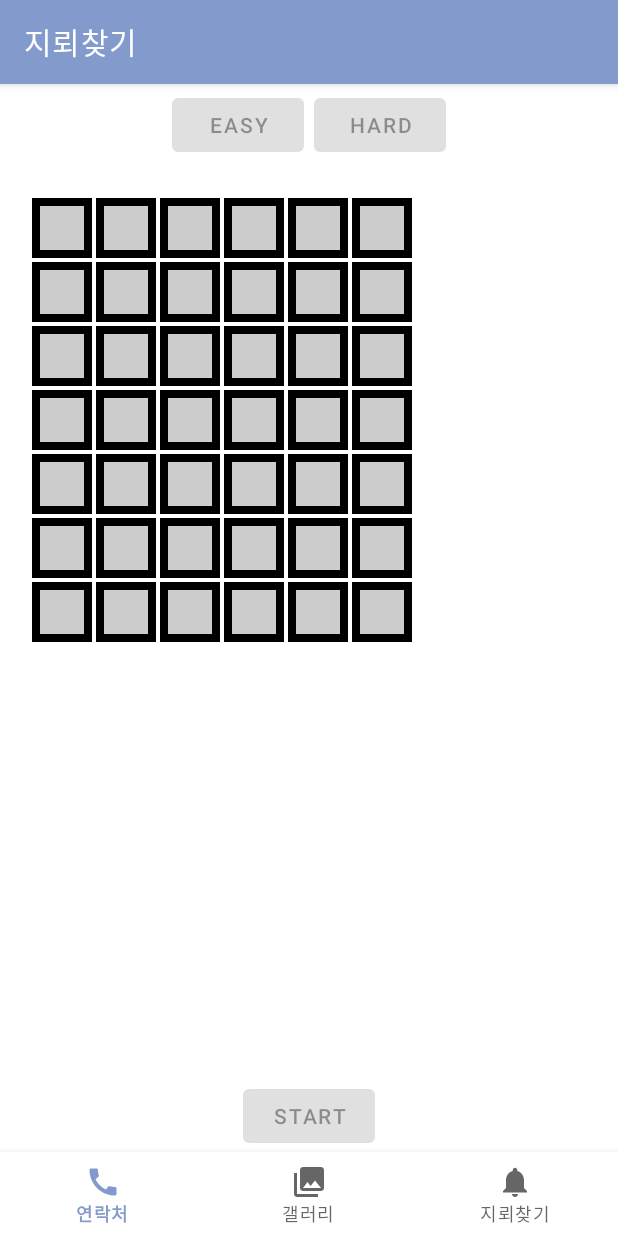
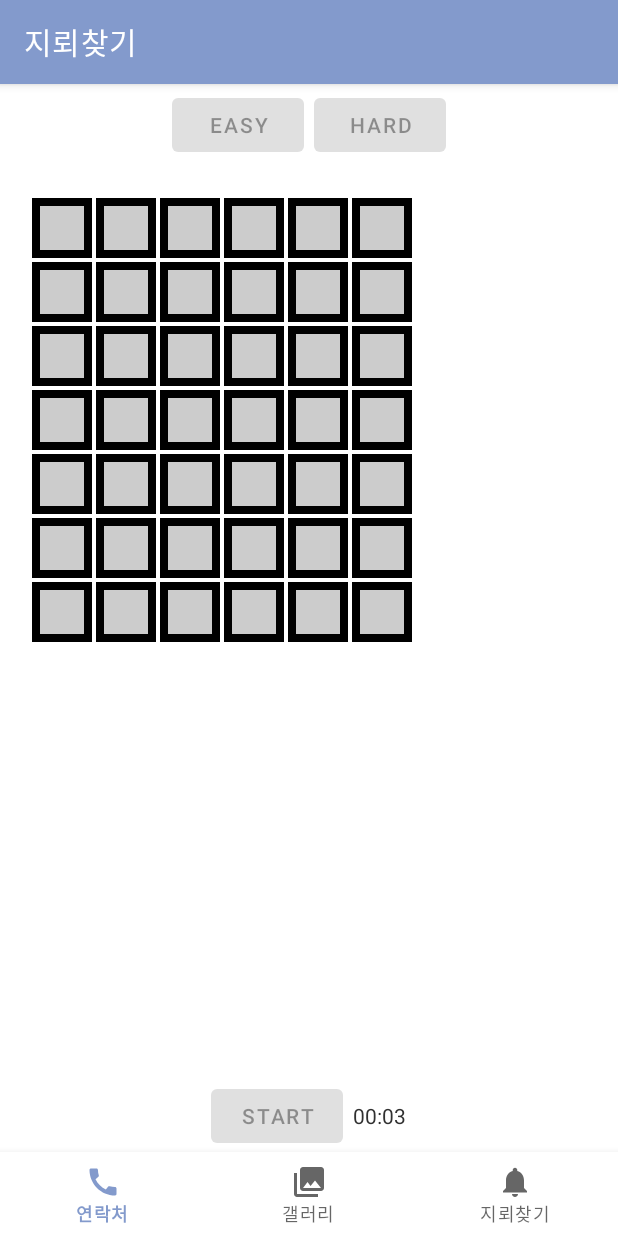
Before and after one commit to yjinpark1221/First-App, an Android app: the MinesweeperFragment screen opened through its navigation route, after a tap on "START", on a phone screen of 412 x 824 dp. Run offline under Robolectric (Android 15) with nearby library versions, the phone set to English and light mode, and no system bars; our stand-ins replace navigation-ui; 2 other taps on this screen came first.

Commit message:
minesweeperTimer

```diff
--- a/app/src/main/java/com/example/firstapp/ui/minesweeper/MinesweeperFragment.kt
+++ b/app/src/main/java/com/example/firstapp/ui/minesweeper/MinesweeperFragment.kt
@@ -18,6 +18,10 @@ import androidx.lifecycle.ViewModelProvider
 import com.example.firstapp.R
 import com.example.firstapp.databinding.FragmentMinesweeperBinding
 import java.sql.Types.NULL
+import java.util.Locale
+import java.util.Timer
+import java.util.TimerTask
+import kotlin.concurrent.timer
 import kotlin.random.Random
 
 class MinesweeperFragment : Fragment() {
@@ -38,6 +42,11 @@ class MinesweeperFragment : Fragment() {
     var mineCnt = 0
     lateinit var borderDrawable : Drawable
     lateinit var borderDrawableDarker : Drawable
+
+    // timer
+    private var sec: Int = 0
+    private var timerTask: TimerTask? = null
+    private val timer: Timer = Timer()
 
     override fun onCreateView(
         inflater: LayoutInflater,
@@ -61,6 +70,7 @@ class MinesweeperFragment : Fragment() {
             startBtn.isEnabled = false
             easyBtn.isEnabled = false
             hardBtn.isEnabled = false
+            startTimer()
         }
         startBtn.isEnabled = false
 
@@ -77,7 +87,6 @@ class MinesweeperFragment : Fragment() {
             mineCnt = 10
             startBtn.isEnabled = true
         }
-
         return root
     }
 
@@ -118,7 +127,6 @@ class MinesweeperFragment : Fragment() {
                 button.layoutParams = params
                 button.setPadding(8, 8, 8, 8)
                 gridLayout.addView(button)
-                button.isEnabled = false
                 btns.add(button)
                 button.setOnClickListener {
                     open(button, i, j)
@@ -203,16 +211,48 @@ class MinesweeperFragment : Fragment() {
         startBtn.isEnabled = true
         easyBtn.isEnabled = true
         hardBtn.isEnabled = true
+        stopTimer()
     }
     fun win() {
         Toast.makeText(this.context, "win!!!", Toast.LENGTH_SHORT).show()
         startBtn.isEnabled = true
         easyBtn.isEnabled = true
         hardBtn.isEnabled = true
+        stopTimer()
+    }
+
+    private fun startTimer() {
+        sec = 0
+
+        // Schedule a task to update the timer every second
+        timerTask = object : TimerTask() {
+            override fun run() {
+                sec++
+                // Update the UI on the main thread
+                activity?.runOnUiThread {
+                    // Update the timer text view with the elapsed time
+                    binding.timerTextView.text = formatTime(sec)
+                }
+            }
+        }
+
+        timer.scheduleAtFixedRate(timerTask, 0, 1000)
+    }
+
+    private fun stopTimer() {
+        // Cancel the timer task if it's running
+        timerTask?.cancel()
+    }
+
+    private fun formatTime(seconds: Int): String {
+        val minutes = seconds / 60
+        val remainingSeconds = seconds % 60
+        return String.format(Locale.getDefault(), "  %02d:%02d", minutes, remainingSeconds)
     }
 
     override fun onDestroyView() {
         super.onDestroyView()
+        stopTimer()
         _binding = null
     }
 }
--- a/app/src/main/res/layout/fragment_minesweeper.xml
+++ b/app/src/main/res/layout/fragment_minesweeper.xml
@@ -4,7 +4,6 @@
     xmlns:tools="http://schemas.android.com/tools"
     android:layout_width="match_parent"
     android:layout_height="match_parent"
-    android:layout_gravity="center"
     android:paddingBottom="?attr/actionBarSize"
     tools:context=".ui.minesweeper.MinesweeperFragment">
 
@@ -35,25 +34,36 @@
             app:layout_constraintTop_toBottomOf="@id/grid_layout" />
     </LinearLayout>
 
+
     <GridLayout
         android:id="@+id/grid_layout"
         android:layout_width="match_parent"
         android:layout_height="0dp"
-        android:layout_weight="1"
         android:padding="20dp"
-        app:layout_constraintBottom_toTopOf="@+id/start_btn"
-        app:layout_constraintTop_toBottomOf="@+id/linearLayout"></GridLayout>
+        app:layout_constraintBottom_toTopOf="@+id/linear_layout2"
+        app:layout_constraintTop_toBottomOf="@+id/linearLayout" />
+
+    <LinearLayout
+        android:id="@+id/linear_layout2"
+        android:layout_width="match_parent"
+        android:layout_height="wrap_content"
+        android:gravity="center"
+        app:layout_constraintTop_toBottomOf="@id/grid_layout"
+        app:layout_constraintBottom_toBottomOf="parent">
 
         <Button
             android:id="@+id/start_btn"
             android:layout_width="wrap_content"
             android:layout_height="wrap_content"
-        android:layout_centerInParent="true"
             android:text="@string/start"
-        app:layout_constraintBottom_toBottomOf="parent"
             app:layout_constraintEnd_toEndOf="parent"
             app:layout_constraintHorizontal_bias="0.5"
-        app:layout_constraintStart_toStartOf="parent"
-        app:layout_constraintTop_toBottomOf="@id/grid_layout" />
+            app:layout_constraintStart_toStartOf="parent"/>
 
+        <TextView
+            android:id="@+id/timerTextView"
+            android:layout_width="wrap_content"
+            android:layout_height="wrap_content"/>
+
+    </LinearLayout>
 </androidx.constraintlayout.widget.ConstraintLayout>
```
Lines whose indentation alone changed are shown as unchanged.
